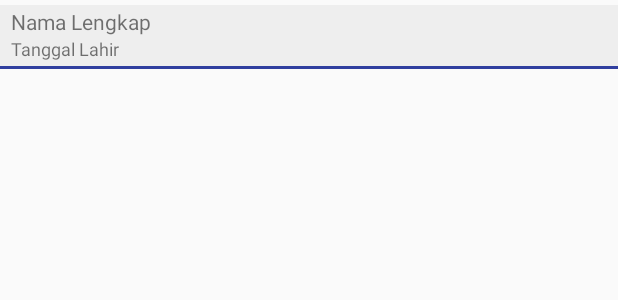
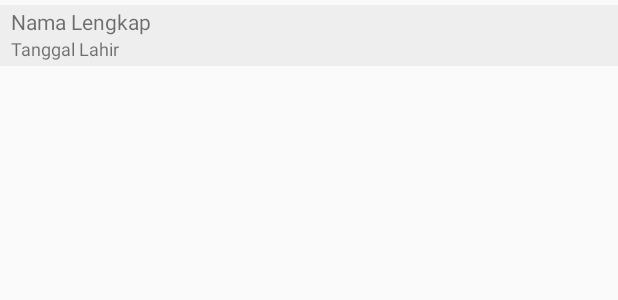
Before and after one commit to sabithuraira/KotlinFirestore, an Android app: the layout row_data.xml on its own in the app's theme, with its tools: preview values and no code run, on a phone screen of 412 x 824 dp. Shown: the top 300 px of the screen. Run offline under Robolectric (Android 15) with nearby library versions, the phone set to English and light mode, and no system bars.

```diff
--- a/app/src/main/java/com/farifam/kotlinfirestore/Member.kt
+++ b/app/src/main/java/com/farifam/kotlinfirestore/Member.kt
@@ -6,6 +6,5 @@ package com.farifam.kotlinfirestore
 
 
 class Member(
-        var longitude: Double, var latitude: Double, var city: String,
-        var province: String, var name: String, var description: String
+        var first_name: String, var last_name: String, var born: String
 )
--- a/app/src/main/res/layout/row_data.xml
+++ b/app/src/main/res/layout/row_data.xml
@@ -34,7 +34,7 @@
                     android:orientation="horizontal">
 
                     <TextView
-                        android:id="@+id/txt_nama"
+                        android:id="@+id/txt_name"
                         android:layout_width="wrap_content"
                         android:layout_height="wrap_content"
                         android:gravity="left"
@@ -60,11 +60,4 @@
             </LinearLayout>
         </LinearLayout>
     </LinearLayout>
-    <LinearLayout
-        android:id="@+id/horizontal_bar"
-        android:layout_width="fill_parent"
-        android:layout_height="2dip"
-        android:orientation="vertical"
-        android:background="@color/colorPrimaryDark"
-        android:layout_alignParentBottom="true" />
 </LinearLayout>
```
Also changed, not shown: app/src/main/java/com/farifam/kotlinfirestore/DataAdapter.kt (+10 -33 lines), app/src/main/java/com/farifam/kotlinfirestore/MainActivity.kt (+11 -0 lines).
